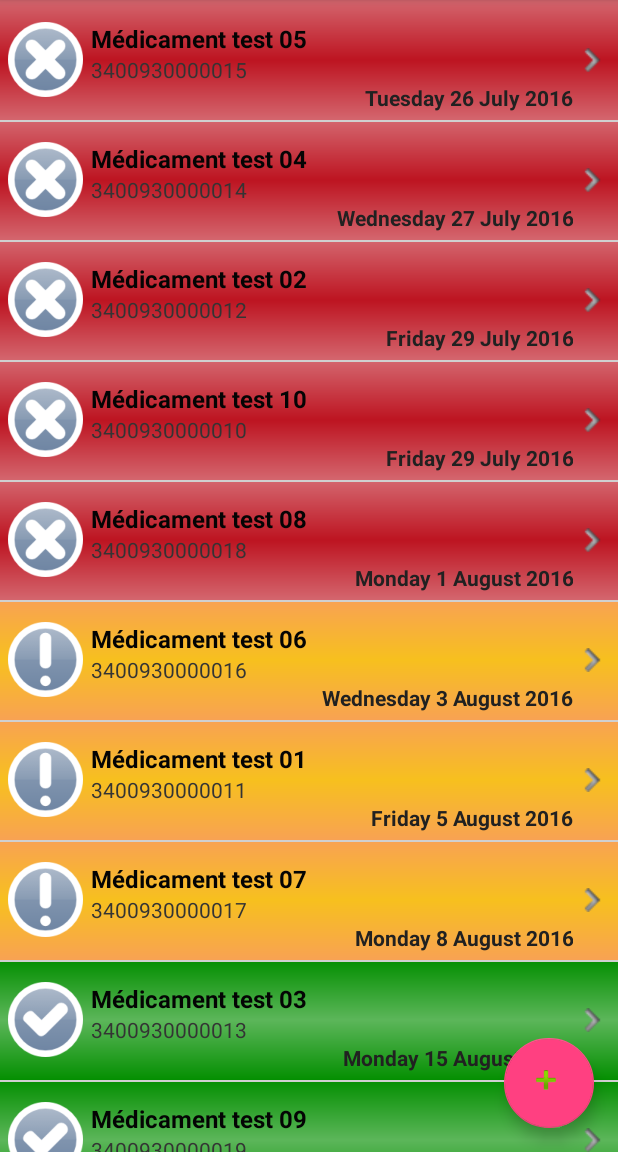
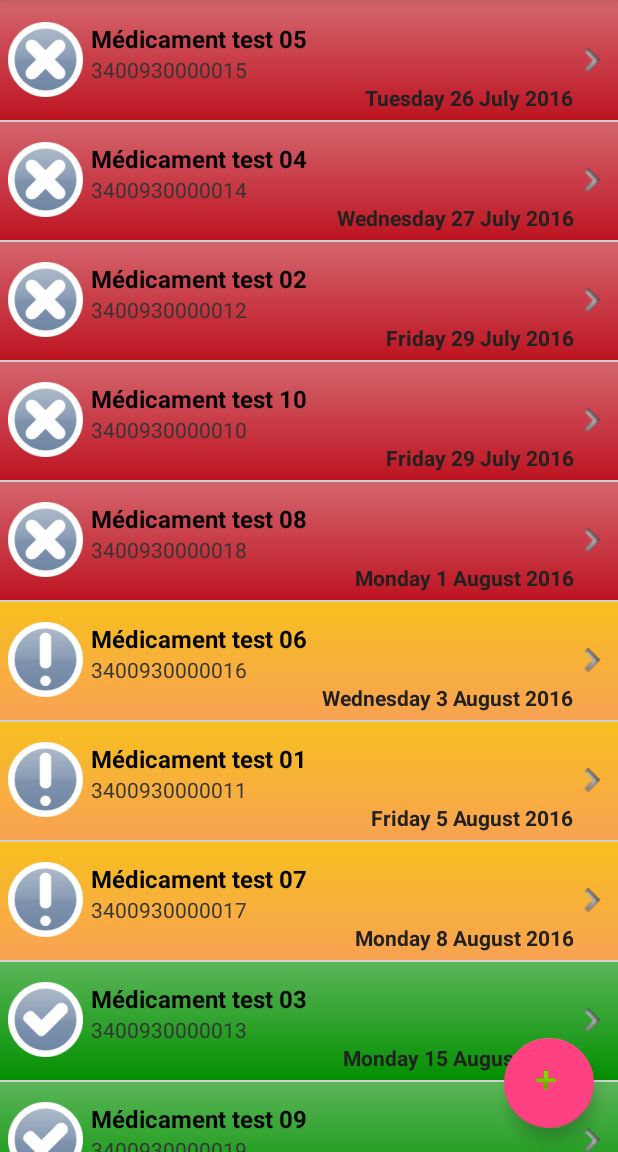
Before and after one commit to jfoucry/Pilldroid, an Android app: the screen it shows after launch (MedicamentListActivity), on a phone screen of 412 x 824 dp, the part 84-1236 px from its top. Run offline under Robolectric (Android 15) with nearby library versions, the phone set to English and light mode, and no system bars; network calls fail; 1 statement that could not run was skipped.

Commit message:
Changement des dégradés des cellules

```diff
--- a/app/src/main/res/drawable/gradient_bg_alert.xml
+++ b/app/src/main/res/drawable/gradient_bg_alert.xml
@@ -2,8 +2,7 @@
 <shape xmlns:android="http://schemas.android.com/apk/res/android" android:shape="rectangle">
     <!--  Gradient Bg for listrow -->
     <gradient
-        android:startColor="#D4666E"
-        android:centerColor="#BD1421"
-        android:endColor="#D4666E"
+        android:startColor="#FFD4666E"
+        android:endColor="#FFBD1421"
         android:angle="270" />
 </shape>
--- a/app/src/main/res/drawable/gradient_bg_ok.xml
+++ b/app/src/main/res/drawable/gradient_bg_ok.xml
@@ -2,8 +2,7 @@
 <shape xmlns:android="http://schemas.android.com/apk/res/android" android:shape="rectangle">
     <!--  Gradient Bg for listrow -->
     <gradient
-        android:startColor="#048F01"
-        android:centerColor="#5CB65A"
-        android:endColor="#048F01"
-        android:angle="270" />
+        android:startColor="#FF048F01"
+        android:endColor="#FF5CB65A"
+        android:angle="90" />
 </shape>
--- a/app/src/main/res/drawable/gradient_bg_warning.xml
+++ b/app/src/main/res/drawable/gradient_bg_warning.xml
@@ -2,8 +2,7 @@
 <shape xmlns:android="http://schemas.android.com/apk/res/android" android:shape="rectangle">
     <!--  Gradient Bg for listrow -->
     <gradient
-        android:startColor="#F8A253"
-        android:centerColor="#F7C01E"
-        android:endColor="#F8A253"
-        android:angle="270" />
+        android:startColor="#FFF8A253"
+        android:endColor="#FFF7C01E"
+        android:angle="90" />
 </shape>
```
